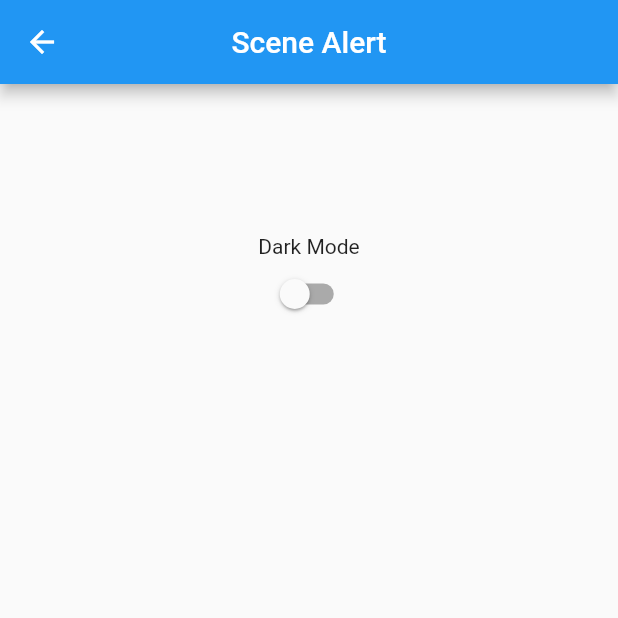
After one commit to ChicoState/SceneAlert, a Flutter app: the Settings screen opened directly, on a phone screen of 412 x 824 dp, the top half of it. The commit adds this screen. Run offline on Flutter 3.47's test engine with Material 2 defaults, Android fonts, the phone set to English and light mode, and no system bars; our stand-ins replace flutter_secure_storage, geolocator, google_maps_flutter; accounts and stored records are empty.

Commit message:
Dark Theme starter (not working)

```diff
--- a/scene_alert/lib/globals.dart
+++ b/scene_alert/lib/globals.dart
@@ -1,3 +1,70 @@
+import 'package:flutter/material.dart';
+
 double lat = 39.7250751;
 double lon = -121.8367999;
 int radius = 3;
+bool darkMode = false;
+
+ThemeData darkTheme =
+  ThemeData(
+    accentColor: Colors.grey[900],
+    primaryColor: Color.fromARGB( 255, 49, 182, 235 ),
+    primaryTextTheme:
+      TextTheme(
+        title: TextStyle( color: Color.fromARGB( 255, 49, 182, 235 ), )
+      ),
+    appBarTheme:
+      AppBarTheme(
+        color: Colors.grey[900],
+        textTheme:
+          TextTheme(
+            body1: TextStyle( color: Color.fromARGB( 255, 49, 182, 235 ), )
+          ),
+      ),
+    primaryIconTheme:
+      IconThemeData(
+        color: Colors.blueGrey,
+      ),
+    accentIconTheme:
+      IconThemeData(
+        color: Colors.grey,
+      ),
+    buttonTheme:
+      ButtonThemeData(
+        buttonColor: Color.fromARGB( 255, 49, 182, 235 ),
+        textTheme: ButtonTextTheme.accent,
+      )
+  );
+
+ThemeData lightTheme =
+  ThemeData(
+    accentColor: Colors.white,
+    primaryColor: Color.fromARGB( 255, 49, 182, 235 ),
+    primaryTextTheme:
+      TextTheme(
+        title: TextStyle( color: Color.fromARGB( 255, 49, 182, 235 ), )
+      ),
+    appBarTheme:
+      AppBarTheme(
+        color: Colors.white,
+        textTheme:
+          TextTheme(
+            body1: TextStyle( color: Color.fromARGB( 255, 49, 182, 235 ), )
+          ),
+      ),
+    primaryIconTheme:
+      IconThemeData(
+        color: Colors.blueGrey,
+      ),
+    accentIconTheme:
+      IconThemeData(
+        color: Colors.grey,
+      ),
+    buttonTheme:
+      ButtonThemeData(
+        buttonColor: Color.fromARGB( 255, 49, 182, 235 ),
+        textTheme: ButtonTextTheme.accent,
+      )
+  );
+
+ThemeData theme = lightTheme;
--- /dev/null
+++ b/scene_alert/lib/settings.dart
@@ -0,0 +1,62 @@
+import 'package:flutter/material.dart';
+import 'package:scene_alert/globals.dart' as globals;
+import 'package:scene_alert/landing.dart';
+
+class Settings extends StatefulWidget {
+  @override
+  State<Settings> createState() => SettingsState();
+}
+
+class SettingsState extends State<Settings> {
+
+  @override
+  Widget build(BuildContext context) {
+    return WillPopScope(
+      onWillPop: () {
+        // Write some code to control things, when user press Back navigation button in device navigationBar
+        Navigator.pop(context, true);
+      },
+      child:
+        Scaffold(
+          appBar:
+            AppBar(
+              centerTitle: true,
+              title: Text('Scene Alert'),
+              leading: IconButton(
+                icon: Icon(Icons.arrow_back),
+                onPressed: () {
+                  Navigator.pop(context, true);
+                }),
+            ),
+          body:
+          Center(
+            child:
+              Column(
+                children: <Widget>[
+                  SizedBox(
+                    height: 100,
+                  ),
+                  Text( "Dark Mode" ),
+                  Switch(
+                    value: globals.darkMode,
+                    activeColor: Theme.of(context).primaryColor,
+                    onChanged: ( value ) {
+                      setState(() {
+                        globals.darkMode = value;
+                        if( globals.darkMode ) {
+                          globals.theme = globals.darkTheme;
+                        }
+                        else {
+                          globals.theme = globals.lightTheme;
+                        }
+                      });
+                      print( globals.darkMode );
+                    },
+                  )
+                ],
+              )
+          )
+        )
+    );
+  }
+}
```
Also changed, not shown: scene_alert/lib/landing.dart (+18 -31 lines), 1 other file.
